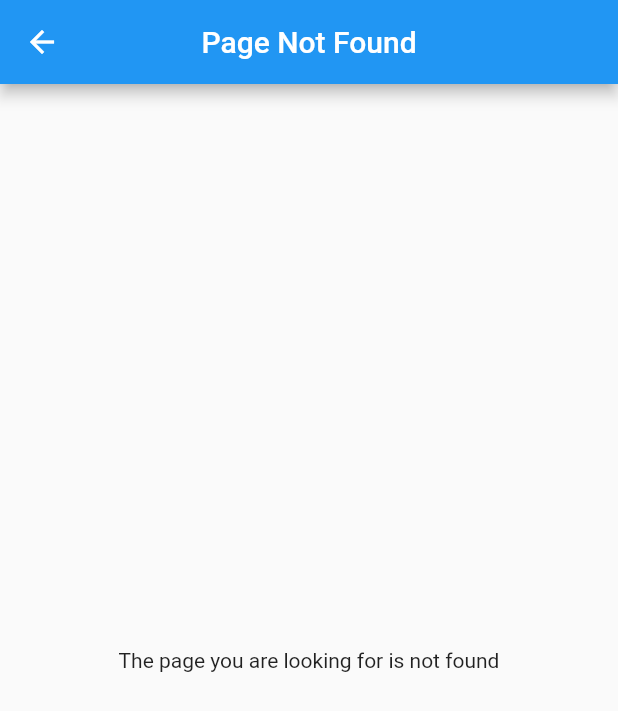
After one commit to ab-gad/flutter-store-app, a Flutter app: the PageNotFoundView screen opened directly, on a phone screen of 412 x 824 dp. The commit adds this screen. Shown: the top 711 px of the screen. Run offline on Flutter 3.47's test engine with Material 2 defaults, Android fonts, the phone set to English and light mode, and no system bars.

Commit message:
Handle routes manager & add string manager

```diff
--- /dev/null
+++ b/lib/presentation/page_not_found/page_not_found_view.dart
@@ -0,0 +1,19 @@
+import 'package:flutter/material.dart';
+import 'package:flutter_store_app/resources/string_manager.dart';
+
+class PageNotFoundView extends StatelessWidget {
+  const PageNotFoundView({super.key});
+
+  @override
+  Widget build(BuildContext context) {
+    return Scaffold(
+      appBar: AppBar(
+        title: const Text(StringManager.pageNotFound),
+        centerTitle: true,
+      ),
+      body: const Center(
+        child: Text(StringManager.pageNotFoundMsg),
+      ),
+    );
+  }
+}
--- /dev/null
+++ b/lib/resources/string_manager.dart
@@ -0,0 +1,4 @@
+abstract class StringManager {
+  static const pageNotFound = "Page Not Found";
+  static const pageNotFoundMsg = "The page you are looking for is not found";
+}
```
Also changed, not shown: lib/resources/routes_manager.dart (+48 -0 lines).
